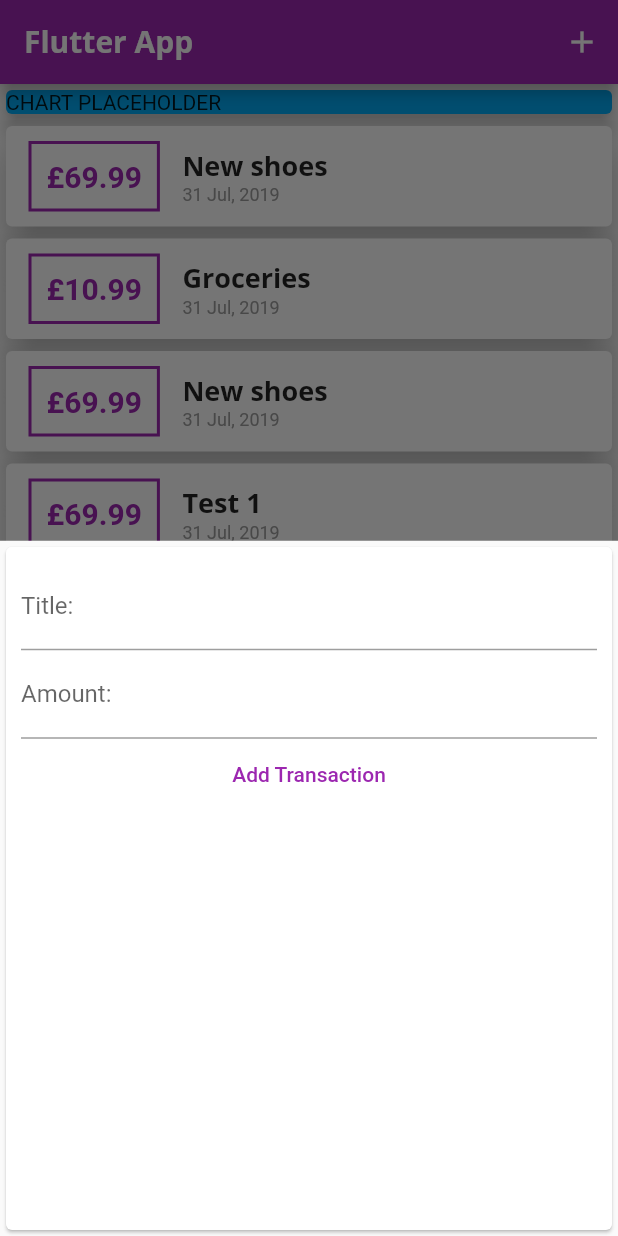
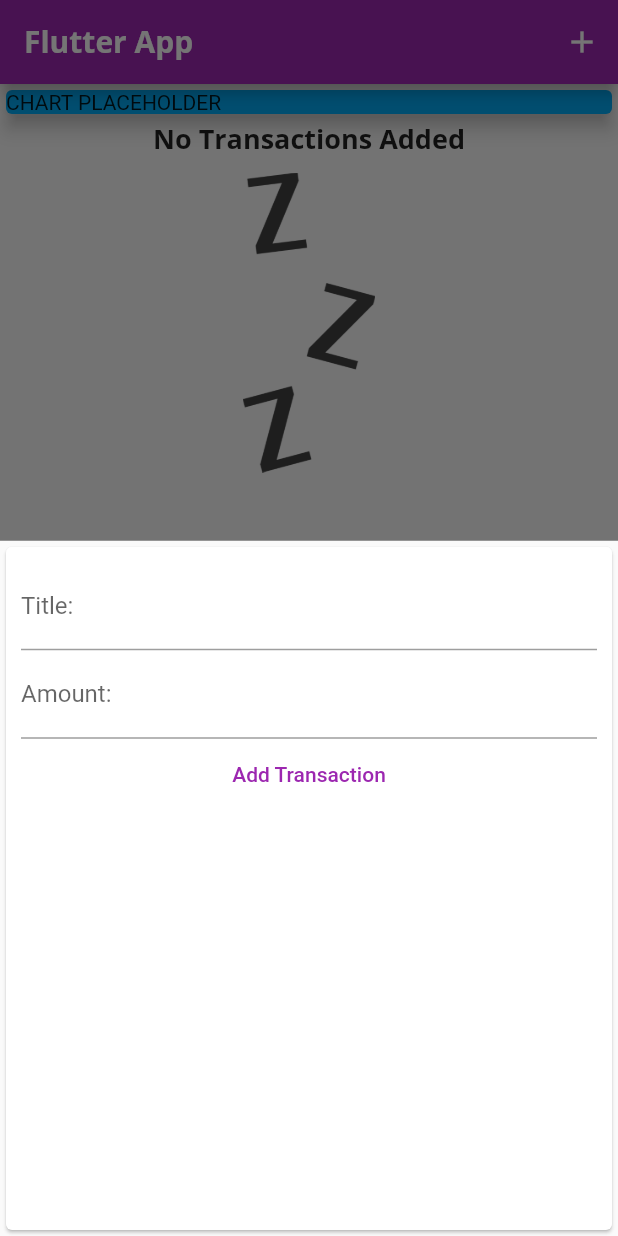
Before and after one commit to maxdribny/expense_tracker, a Flutter app: the screen it shows after launch, after a tap on the "add" icon, on a phone screen of 412 x 824 dp. Run offline on Flutter 3.47's test engine with Material 2 defaults, Android fonts, the phone set to English and light mode, and no system bars.

Commit message:
Display image when no transactions
An image is displayed when no transactions have been added

```diff
--- a/lib/main.dart
+++ b/lib/main.dart
@@ -2,7 +2,6 @@ import 'package:flutter/material.dart';
 
 import './widgets/transaction_list.dart';
 import './widgets/new_transaction.dart';
-import './widgets/transaction_list.dart';
 
 import 'models/transaction.dart';
 
@@ -43,17 +42,18 @@ class MyHomePage extends StatefulWidget {
 
 class _MyHomePageState extends State<MyHomePage> {
   final List<Transaction> _userTransactions = [
-    Transaction(
-        id: '0', title: "New shoes", amount: 69.99, date: DateTime.now()),
-    Transaction(
-        id: '1', title: "Groceries", amount: 10.99, date: DateTime.now()),
-    Transaction(
-        id: '2', title: "New shoes", amount: 69.99, date: DateTime.now()),
-    Transaction(id: '3', title: "Test 1", amount: 69.99, date: DateTime.now()),
-    Transaction(id: '4', title: "Test 2", amount: 69.99, date: DateTime.now()),
-    Transaction(id: '5', title: "Test 3", amount: 69.99, date: DateTime.now()),
-    Transaction(id: '6', title: "Test 4", amount: 69.99, date: DateTime.now()),
-    Transaction(id: '7', title: "Test 5", amount: 69.99, date: DateTime.now()),
+    // Transaction(
+    //     id: '0', title: "New shoes", amount: 69.99, date: DateTime.now()),
+    // Transaction(
+    //     id: '1', title: "Groceries", amount: 10.99, date: DateTime.now()),
+    // Transaction(
+    //     id: '2', title: "New shoes", amount: 69.99, date: DateTime.now()),
+    // Transaction(
+    //     id: '3', title: "More bananas", amount: 69.99, date: DateTime.now()),
+    // Transaction(id: '4', title: "Test 2", amount: 69.99, date: DateTime.now()),
+    // Transaction(id: '5', title: "Test 3", amount: 69.99, date: DateTime.now()),
+    // Transaction(id: '6', title: "Test 4", amount: 69.99, date: DateTime.now()),
+    // Transaction(id: '7', title: "Test 5", amount: 69.99, date: DateTime.now()),
   ];
 
   void _addNewTransaction(String title, double amount) {
--- a/lib/widgets/transaction_list.dart
+++ b/lib/widgets/transaction_list.dart
@@ -11,7 +11,30 @@ class TransactionList extends StatelessWidget {
   Widget build(BuildContext context) {
     return Container(
       height: 500,
-      child: ListView.builder(
+      //renders waiting.png image if the transactions list is empty
+      child: _transactions.isEmpty
+          ? Column(
+              children: <Widget>[
+                Text(
+                  'No Transactions Added',
+                  style: Theme.of(context).textTheme.title,
+                ),
+                //spacing between the image and the title
+                SizedBox(
+                  height: 10,
+                ),
+                //Wrapping the Image child in a container in order to allow for sizing paramters
+                //as a column takes the maximum space it can get.
+                Container(
+                  height: 200,
+                  child: Image.asset(
+                    'assets/images/waiting.png',
+                    fit: BoxFit.cover,
+                  ),
+                )
+              ],
+            )
+          : ListView.builder(
               itemBuilder: (ctx, index) => Card(
                 elevation: 10,
                 child: Row(children: <Widget>[
@@ -42,7 +65,8 @@ class TransactionList extends StatelessWidget {
                         ),
                         Text(
                           //DateFormat object provided by intl package. .format() returns a string.
-                    DateFormat('d MMM, yyyy').format(_transactions[index].date),
+                          DateFormat('d MMM, yyyy')
+                              .format(_transactions[index].date),
                           //tx.date.toString(),
                           style: TextStyle(
                             color: Colors.grey,
@@ -52,7 +76,8 @@ class TransactionList extends StatelessWidget {
                       ]),
                 ]),
               ),
-        itemCount: _transactions.length, //insures that the widgets do not continue to attempt to infinitely build. Otherwise throws RangeError(Index) Index not in range error.
+              itemCount: _transactions
+                  .length, //insures that the widgets do not continue to attempt to infinitely build. Otherwise throws RangeError(Index) Index not in range error.
             ),
     );
   }
--- a/pubspec.yaml
+++ b/pubspec.yaml
@@ -45,6 +45,8 @@ flutter:
   # assets:
   #  - images/a_dot_burr.jpeg
   #  - images/a_dot_ham.jpeg
+  assets:
+    - assets/images/waiting.png
 
   # An image asset can refer to one or more resolution-specific "variants", see
   # https://flutter.dev/assets-and-images/#resolution-aware.
```
Also changed, not shown: assets/images/waiting.png (added). Lines whose indentation alone changed are shown as unchanged.
